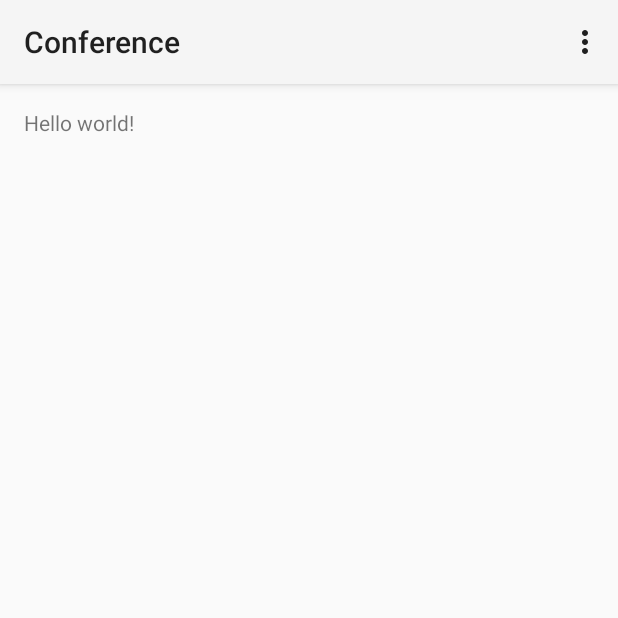
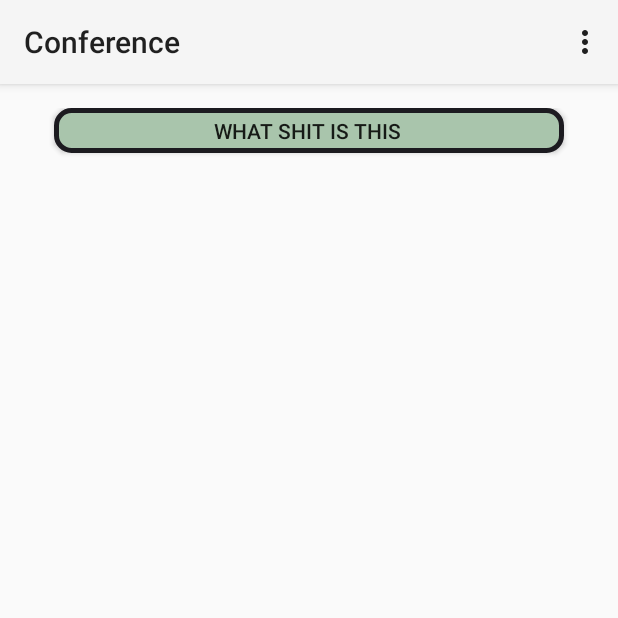
Before and after one commit to chiragshenoy/RepoConf, an Android app: the screen it shows after launch (MainActivity), on a phone screen of 412 x 824 dp, the top half of it. Run offline under Robolectric (Android 15) with nearby library versions, the phone set to English and light mode, and no system bars.

Commit message:
Added buttons

```diff
--- a/app/src/main/java/conference/example/chirag/conference/MainActivity.java
+++ b/app/src/main/java/conference/example/chirag/conference/MainActivity.java
@@ -2,12 +2,14 @@ package conference.example.chirag.conference;
 
 import android.app.Activity;
 import android.app.Fragment;
+import android.content.Intent;
 import android.os.Bundle;
 import android.view.LayoutInflater;
 import android.view.Menu;
 import android.view.MenuItem;
 import android.view.View;
 import android.view.ViewGroup;
+import android.widget.Button;
 
 
 //Pushed from laptop
@@ -57,8 +59,18 @@ public class MainActivity extends Activity {
 
         @Override
         public View onCreateView(LayoutInflater inflater, ViewGroup container,
-                Bundle savedInstanceState) {
+                                 Bundle savedInstanceState) {
             View rootView = inflater.inflate(R.layout.fragment_main, container, false);
+
+            Button b1 = (Button) rootView.findViewById(R.id.b1);
+            b1.setOnClickListener(new View.OnClickListener() {
+                @Override
+                public void onClick(View v) {
+                    Intent a = new Intent(getActivity(), ContactUs.class);
+                    startActivity(a);
+                }
+            });
+
             return rootView;
         }
     }
--- /dev/null
+++ b/app/src/main/res/drawable/border.xml
@@ -0,0 +1,23 @@
+<?xml version="1.0" encoding="utf-8"?>
+<shape xmlns:android="http://schemas.android.com/apk/res/android"
+    android:shape="rectangle">
+
+    <!-- view background color -->
+    <solid android:color="#a9c5ac"></solid>
+
+    <!-- view border color and width -->
+    <stroke
+        android:width="3dp"
+        android:color="#1c1b20"></stroke>
+
+    <!-- If you want to add some padding -->
+    <padding
+        android:left="4dp"
+        android:top="4dp"
+        android:right="4dp"
+        android:bottom="4dp"></padding>
+
+    <!-- Here is the corner radius -->
+    <corners android:radius="10dp"></corners>
+
+</shape>
--- a/app/src/main/res/layout/fragment_main.xml
+++ b/app/src/main/res/layout/fragment_main.xml
@@ -8,9 +8,14 @@
     android:paddingBottom="@dimen/activity_vertical_margin"
     tools:context=".MainActivity$PlaceholderFragment">
 
-    <TextView
-        android:text="@string/hello_world"
-        android:layout_width="wrap_content"
-        android:layout_height="wrap_content" />
+    <Button
+        android:layout_width="fill_parent"
+        android:layout_height="30dp"
+        android:background="@drawable/border"
+        android:layout_marginLeft="20dp"
+        android:layout_marginRight="20dp"
+        android:text="What shit is this "
+        android:textAlignment="center"
+        android:id="@+id/b1" />
 
 </RelativeLayout>
```
Also changed, not shown: app/src/main/AndroidManifest.xml (+13 -3 lines), app/src/main/java/conference/example/chirag/conference/ContactUs.java (added, +15 -0 lines), app/src/main/res/layout/contact_us.xml (added, +13 -0 lines), app/src/main/res/layout/testing.xml (deleted, +0 -8 lines), 2 other files.
